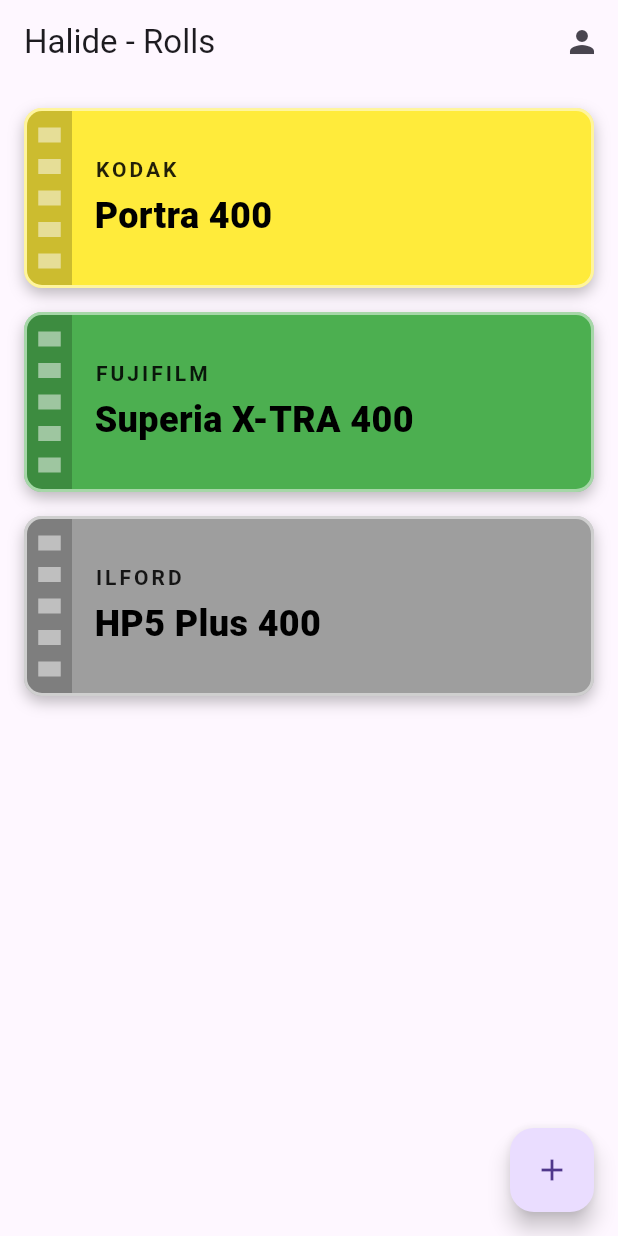
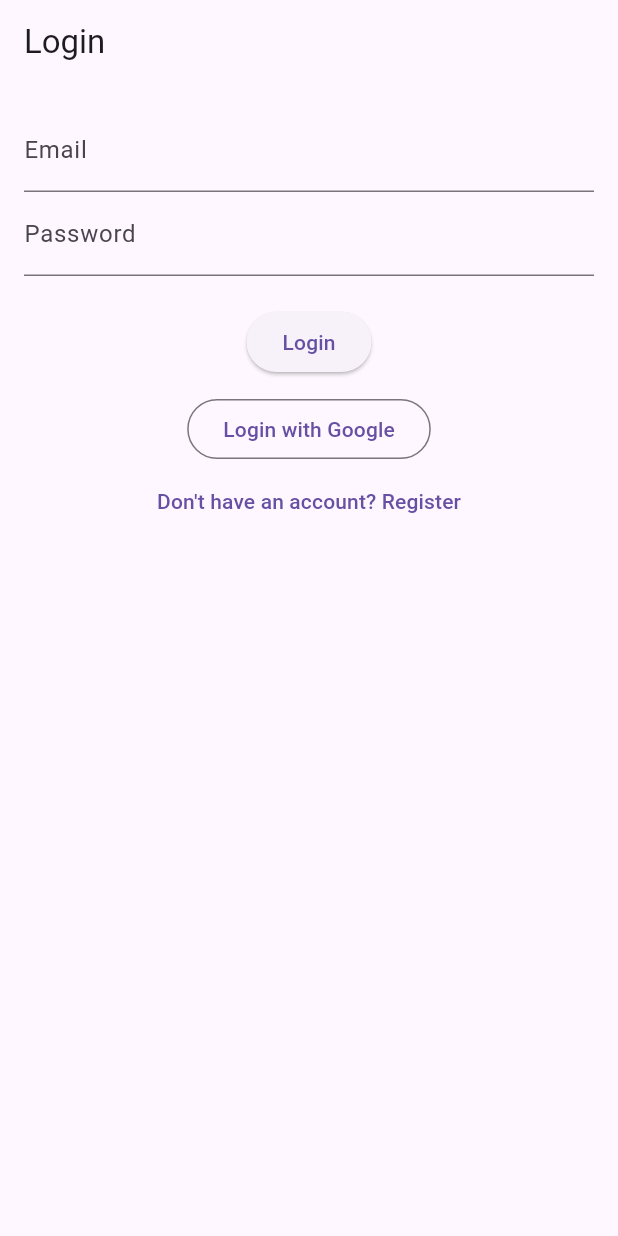
Before and after one commit to khoinguyent/Halide, a Flutter app: the screen it shows after launch, on a phone screen of 412 x 824 dp. Run offline on Flutter 3.47's test engine with Material 3 defaults, Android fonts, the phone set to English and light mode, and no system bars; our stand-ins replace firebase_auth, firebase_core, flutter_riverpod, go_router, google_sign_in, sign_in_with_apple; missing offline and left inert: flutter_facebook_auth; accounts and stored records are empty.

Commit message:
feat: complete FE_1.1

```diff
--- a/frontend/lib/main.dart
+++ b/frontend/lib/main.dart
@@ -1,8 +1,12 @@
+import 'package:firebase_core/firebase_core.dart';
 import 'package:flutter/material.dart';
 import 'package:flutter_riverpod/flutter_riverpod.dart';
 import 'router/app_router.dart';
 
-void main() {
+void main() async {
+  WidgetsFlutterBinding.ensureInitialized();
+  await Firebase.initializeApp();
+
   runApp(
     // Adding ProviderScope enables Riverpod for the entire project
     const ProviderScope(
--- a/frontend/lib/router/app_router.dart
+++ b/frontend/lib/router/app_router.dart
@@ -1,7 +1,12 @@
+import 'package:flutter/material.dart';
+import 'package:flutter_riverpod/flutter_riverpod.dart';
 import 'package:go_router/go_router.dart';
 import '../views/home_view.dart';
 import '../views/roll_detail_view.dart';
 import '../views/profile_view.dart';
+import '../views/auth/login_view.dart';
+import '../views/auth/register_view.dart';
+import '../providers/auth_provider.dart';
 
 final appRouter = GoRouter(
   initialLocation: '/',
@@ -9,6 +14,14 @@
     GoRoute(
       path: '/',
       builder: (context, state) => const HomeView(),
+    ),
+    GoRoute(
+      path: '/login',
+      builder: (context, state) => const LoginView(),
+    ),
+    GoRoute(
+      path: '/register',
+      builder: (context, state) => const RegisterView(),
     ),
     GoRoute(
       path: '/roll/:id',
@@ -22,4 +35,21 @@
       builder: (context, state) => const ProfileView(),
     ),
   ],
+  redirect: (context, state) {
+    // Check if the user is logged in
+    final container = ProviderScope.containerOf(context);
+    final user = container.read(userProvider);
+
+    final loggingIn = state.matchedLocation == '/login' || state.matchedLocation == '/register';
+
+    if (user == null) {
+      // If not logged in and not on login/register page, redirect to login
+      if (!loggingIn) return '/login';
+    } else {
+      // If logged in and on login/register page, redirect to home
+      if (loggingIn) return '/';
+    }
+
+    return null;
+  },
 );
--- /dev/null
+++ b/frontend/lib/views/auth/login_view.dart
@@ -0,0 +1,100 @@
+import 'package:flutter/material.dart';
+import 'package:flutter_riverpod/flutter_riverpod.dart';
+import 'package:go_router/go_router.dart';
+import '../../providers/auth_provider.dart';
+
+class LoginView extends ConsumerStatefulWidget {
+  const LoginView({Key? key}) : super(key: key);
+
+  @override
+  ConsumerState<LoginView> createState() => _LoginViewState();
+}
+
+class _LoginViewState extends ConsumerState<LoginView> {
+  final _emailController = TextEditingController();
+  final _passwordController = TextEditingController();
+  bool _isLoading = false;
+
+  @override
+  void dispose() {
+    _emailController.dispose();
+    _passwordController.dispose();
+    super.dispose();
+  }
+
+  Future<void> _login() async {
+    setState(() => _isLoading = true);
+    try {
+      await ref.read(authServiceProvider).signInWithEmailAndPassword(
+            _emailController.text.trim(),
+            _passwordController.text.trim(),
+          );
+      if (mounted) context.go('/');
+    } catch (e) {
+      if (mounted) {
+        ScaffoldMessenger.of(context).showSnackBar(
+          SnackBar(content: Text('Login failed: $e')),
+        );
+      }
+    } finally {
+      if (mounted) setState(() => _isLoading = false);
+    }
+  }
+
+  Future<void> _loginWithGoogle() async {
+    setState(() => _isLoading = true);
+    try {
+      await ref.read(authServiceProvider).signInWithGoogle();
+      if (mounted) context.go('/');
+    } catch (e) {
+      if (mounted) {
+        ScaffoldMessenger.of(context).showSnackBar(
+          SnackBar(content: Text('Google Login failed: $e')),
+        );
+      }
+    } finally {
+      if (mounted) setState(() => _isLoading = false);
+    }
+  }
+
+  @override
+  Widget build(BuildContext context) {
+    return Scaffold(
+      appBar: AppBar(title: const Text('Login')),
+      body: Padding(
+        padding: const EdgeInsets.all(16.0),
+        child: Column(
+          children: [
+            TextField(
+              controller: _emailController,
+              decoration: const InputDecoration(labelText: 'Email'),
+            ),
+            TextField(
+              controller: _passwordController,
+              decoration: const InputDecoration(labelText: 'Password'),
+              obscureText: true,
+            ),
+            const SizedBox(height: 20),
+            if (_isLoading)
+              const CircularProgressIndicator()
+            else ...[
+              ElevatedButton(
+                onPressed: _login,
+                child: const Text('Login'),
+              ),
+              const SizedBox(height: 10),
+              OutlinedButton(
+                onPressed: _loginWithGoogle,
+                child: const Text('Login with Google'),
+              ),
+              TextButton(
+                onPressed: () => context.push('/register'),
+                child: const Text('Don\'t have an account? Register'),
+              ),
+            ],
+          ],
+        ),
+      ),
+    );
+  }
+}
```
Also changed, not shown: frontend/lib/providers/auth_provider.dart (added, +13 -0 lines), frontend/lib/services/auth_service.dart (added, +97 -0 lines), frontend/lib/views/auth/register_view.dart (added, +74 -0 lines), frontend/lib/views/profile_view.dart (+13 -3 lines), frontend/pubspec.yaml (+7 -1 lines), frontend/pubspec.lock, 11 other files.
